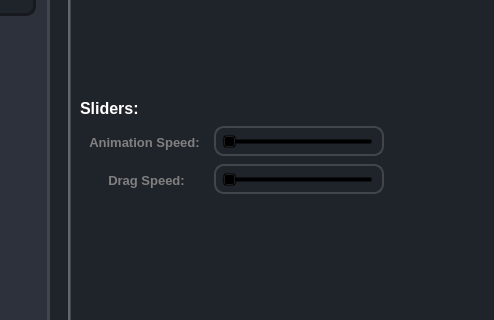
Above: controlpanel.ui from gardnera3/FunVirus before the change; both pictures show x 383 to 877 and y 183 to 503 of the 1433 by 825 pixel window. Below: the same form after it.
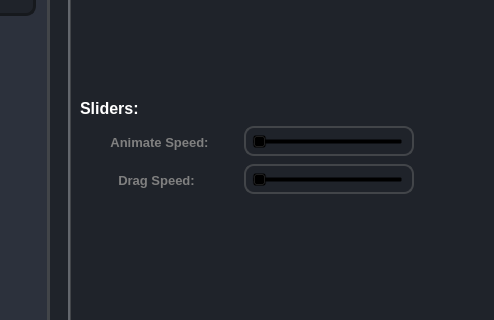
That is the form after the change. The open tabs and pages were chosen to show the change. Icons and pictures are not drawn.

```diff
--- a/controlpanel.ui
+++ b/controlpanel.ui
@@ -1136,8 +1136,8 @@
                      <rect>
                       <x>0</x>
                       <y>0</y>
-                      <width>818</width>
-                      <height>519</height>
+                      <width>822</width>
+                      <height>474</height>
                      </rect>
                     </property>
                     <layout class="QHBoxLayout" name="horizontalLayout_14">
@@ -1271,9 +1271,9 @@
                        <widget class="QLabel" name="label_25">
                         <property name="geometry">
                          <rect>
-                          <x>4</x>
+                          <x>-6</x>
                           <y>222</y>
-                          <width>121</width>
+                          <width>171</width>
                           <height>20</height>
                          </rect>
                         </property>
@@ -1288,21 +1288,21 @@
                          <string notr="true">color: gray;</string>
                         </property>
                         <property name="text">
-                         <string>Animation Speed:</string>
+                         <string>Animate Speed:</string>
                         </property>
                         <property name="alignment">
                          <set>Qt::AlignCenter</set>
                         </property>
                         <property name="wordWrap">
-                         <bool>true</bool>
+                         <bool>false</bool>
                         </property>
                        </widget>
                        <widget class="QLabel" name="label_26">
                         <property name="geometry">
                          <rect>
-                          <x>6</x>
+                          <x>-4</x>
                           <y>260</y>
-                          <width>121</width>
+                          <width>161</width>
                           <height>20</height>
                          </rect>
                         </property>
@@ -1323,13 +1323,13 @@
                          <set>Qt::AlignCenter</set>
                         </property>
                         <property name="wordWrap">
-                         <bool>true</bool>
+                         <bool>false</bool>
                         </property>
                        </widget>
                        <widget class="QFrame" name="frame_11">
                         <property name="geometry">
                          <rect>
-                          <x>134</x>
+                          <x>164</x>
                           <y>216</y>
                           <width>170</width>
                           <height>30</height>
@@ -1365,7 +1365,7 @@
                        <widget class="QFrame" name="frame_13">
                         <property name="geometry">
                          <rect>
-                          <x>134</x>
+                          <x>164</x>
                           <y>254</y>
                           <width>170</width>
                           <height>30</height>
```
Left out of the diff: 16 changed lines with no effect on the pictures.
